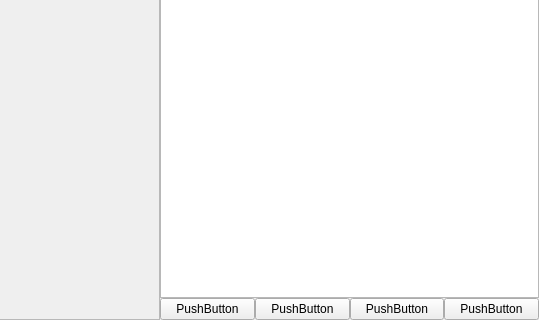
This is src/gui/chesswidget.ui in jozef507/Chess-GUI-CPP as Qt 5 draws it before an edit; both pictures show x 340 to 879 and y 298 to 618 of the 879 by 618 pixel window. The edited form follows.
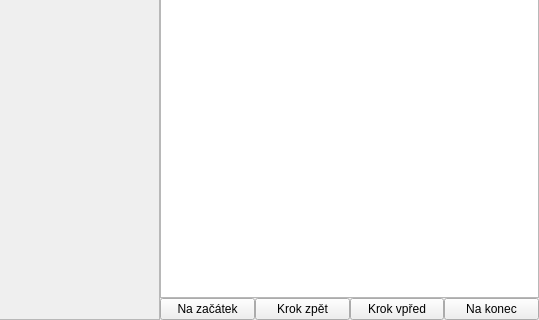
This is the edited form.

The edit to the form file:
```diff
--- a/src/gui/chesswidget.ui
+++ b/src/gui/chesswidget.ui
@@ -74,28 +74,28 @@
        <item row="0" column="2">
         <widget class="QPushButton" name="buttonNext">
          <property name="text">
-          <string>PushButton</string>
+          <string>Krok vpřed</string>
          </property>
         </widget>
        </item>
        <item row="0" column="1">
         <widget class="QPushButton" name="buttonPrevious">
          <property name="text">
-          <string>PushButton</string>
+          <string>Krok zpět</string>
          </property>
         </widget>
        </item>
        <item row="0" column="0">
         <widget class="QPushButton" name="buttonToFirst">
          <property name="text">
-          <string>PushButton</string>
+          <string>Na začátek</string>
          </property>
         </widget>
        </item>
        <item row="0" column="3">
         <widget class="QPushButton" name="buttonToLast">
          <property name="text">
-          <string>PushButton</string>
+          <string>Na konec</string>
          </property>
         </widget>
        </item>
```
